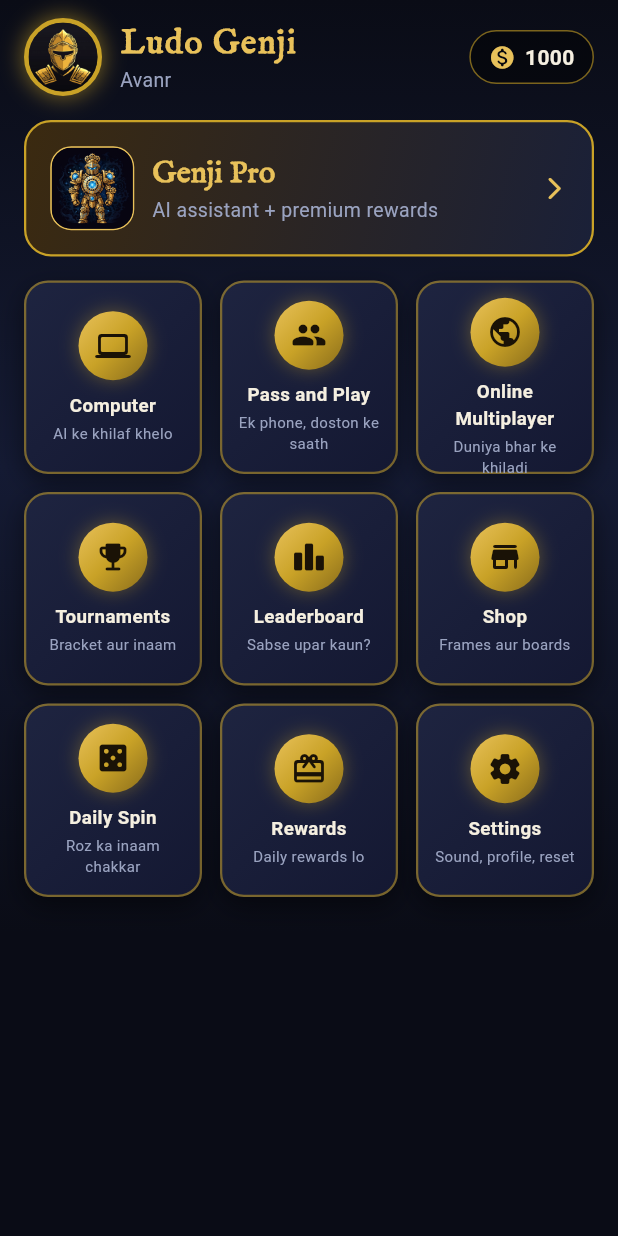
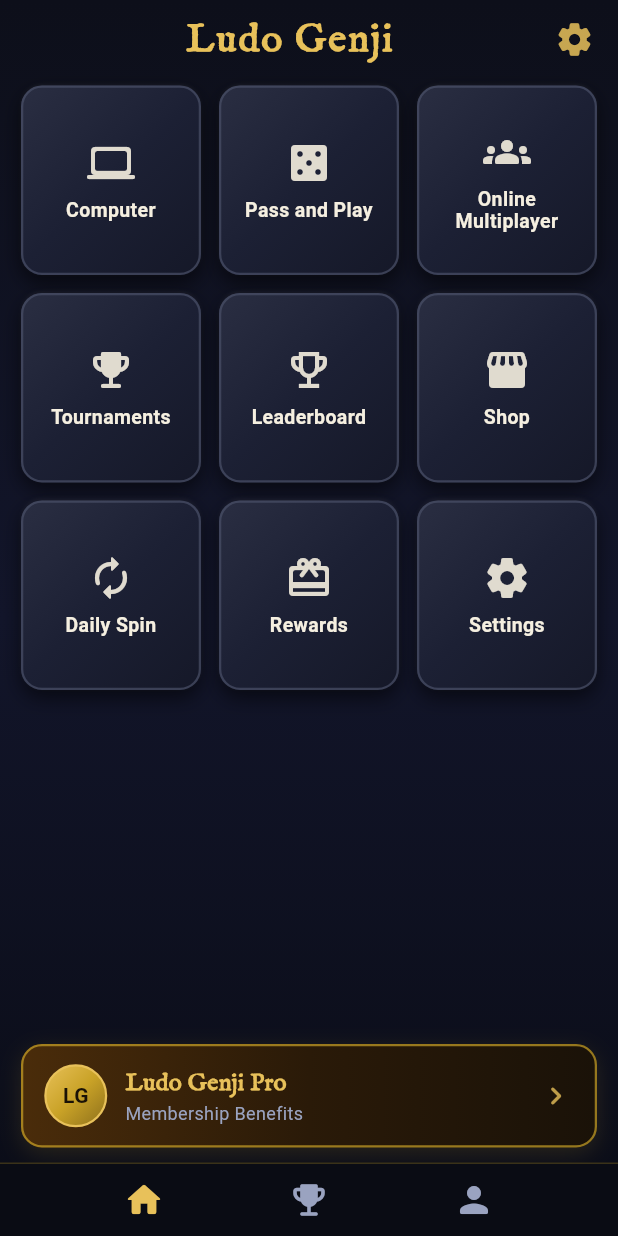
Before and after one commit to gamxsharma305-png/Ludogmax, a Flutter app: the MainHubScreen screen opened directly, on a phone screen of 412 x 824 dp. Run offline on Flutter 3.47's test engine with Material 3 defaults, Android fonts, the phone set to English and light mode, and no system bars; our stand-ins replace audioplayers, shared_preferences; accounts and stored records are empty.

Commit message:
UI: Main Hub redesigned to match reference stone-tile grid layout exactly (Pro banner bottom, bottom nav)

```diff
--- a/lib/screens/main_hub_screen.dart
+++ b/lib/screens/main_hub_screen.dart
@@ -1,6 +1,7 @@
 import 'package:flutter/material.dart';
 import '../theme/genji_theme.dart';
 import '../services/store.dart';
+import '../services/sound_service.dart';
 import '../widgets/genji_widgets.dart';
 import 'player_selection_screen.dart';
 import 'avatar_screen.dart';
@@ -13,7 +14,7 @@
 import 'settings_screen.dart';
 import 'online_screen.dart';
 
-/// The Ludo Genji Main Hub — central control for all modes.
+/// The Ludo Genji Main Hub — reference layout: stone tiles + Pro banner.
 class MainHubScreen extends StatefulWidget {
   const MainHubScreen({super.key});
 
@@ -22,189 +23,230 @@
 }
 
 class _MainHubScreenState extends State<MainHubScreen> {
+  int _bottomIndex = 0;
+
   @override
   Widget build(BuildContext context) {
-    final store = GameStore();
     final tiles = [
-      _Tile('Computer', Icons.computer_rounded,
-          'AI ke khilaf khelo', () {
+      _Tile('Computer', Icons.computer_rounded, () {
         _go(const PlayerSelectionScreen(vsComputer: true));
       }),
-      _Tile('Pass and Play', Icons.people_rounded,
-          'Ek phone, doston ke saath', () {
+      _Tile('Pass and Play', Icons.casino_rounded, () {
         _go(const PlayerSelectionScreen(vsComputer: false));
       }),
-      _Tile('Online Multiplayer', Icons.public_rounded,
-          'Duniya bhar ke khiladi', () {
+      _Tile('Online\nMultiplayer', Icons.groups_rounded, () {
         _go(const OnlineScreen());
       }),
-      _Tile('Tournaments', Icons.emoji_events_rounded,
-          'Bracket aur inaam', () {
+      _Tile('Tournaments', Icons.emoji_events_rounded, () {
         _go(const TournamentsScreen());
       }),
-      _Tile('Leaderboard', Icons.leaderboard_rounded,
-          'Sabse upar kaun?', () {
+      _Tile('Leaderboard', Icons.emoji_events_outlined, () {
         _go(const StatsScreen());
       }),
-      _Tile('Shop', Icons.store_rounded, 'Frames aur boards',
-          () {
+      _Tile('Shop', Icons.storefront_rounded, () {
         _go(const ShopScreen());
       }),
-      _Tile('Daily Spin', Icons.casino_rounded,
-          'Roz ka inaam chakkar', () {
+      _Tile('Daily Spin', Icons.autorenew_rounded, () {
         _go(const SpinScreen());
       }),
-      _Tile('Rewards', Icons.card_giftcard_rounded,
-          'Daily rewards lo', () {
+      _Tile('Rewards', Icons.card_giftcard_rounded, () {
         _go(const RewardsScreen());
       }),
-      _Tile('Settings', Icons.settings_rounded,
-          'Sound, profile, reset', () {
+      _Tile('Settings', Icons.settings_rounded, () {
         _go(const SettingsScreen());
       }),
     ];
 
     return Scaffold(
+      backgroundColor: const Color(0xFF0D0F1A),
       body: Container(
-        decoration: BoxDecoration(gradient: GenjiTheme.bgGradient),
+        decoration: const BoxDecoration(
+          gradient: LinearGradient(
+            begin: Alignment.topCenter,
+            end: Alignment.bottomCenter,
+            colors: [
+              Color(0xFF0D0F1A),
+              Color(0xFF12152A),
+              Color(0xFF0A0C16),
+            ],
+          ),
+        ),
         child: SafeArea(
           bottom: false,
-          child: SingleChildScrollView(
-            padding: const EdgeInsets.fromLTRB(16, 12, 16, 24),
-            child: Column(
-              crossAxisAlignment: CrossAxisAlignment.stretch,
-              children: [
-                // top bar
-                Row(
+          child: Column(
+            children: [
+              // Top title bar
+              Padding(
+                padding: const EdgeInsets.fromLTRB(16, 8, 16, 4),
+                child: Row(
                   children: [
-                    GestureDetector(
-                      onTap: () => _go(const AvatarScreen())
-                          .then((_) => setState(() {})),
-                      child: AvatarCircle(
-                        avatarIndex: store.avatarIndex,
-                        frameIndex: store.frameIndex,
-                        size: 52,
+                    const Spacer(),
+                    Text(
+                      'Ludo Genji',
+                      style: GenjiTheme.titleGold.copyWith(
+                        fontSize: 26,
+                        letterSpacing: 1.4,
                       ),
                     ),
-                    const SizedBox(width: 12),
-                    Expanded(
-                      child: Column(
-                        crossAxisAlignment:
-                            CrossAxisAlignment.start,
-                        children: [
-                          Text(
-                            'Ludo Genji',
-                            style: GenjiTheme.titleGold
-                                .copyWith(fontSize: 22),
-                          ),
-                          Text(
-                            store.username,
-                            style: GenjiTheme.bodyMuted,
-                          ),
-                        ],
+                    const Spacer(),
+                    GestureDetector(
+                      onTap: () => _go(const SettingsScreen()),
+                      child: Icon(
+                        Icons.settings_rounded,
+                        color: GenjiTheme.goldLight.withOpacity(0.85),
+                        size: 26,
                       ),
                     ),
-                    CoinPill(coins: store.coins),
                   ],
                 ),
-                const SizedBox(height: 16),
-                // Genji Pro banner
-                GestureDetector(
-                  onTap: () =>
-                      _go(const ProScreen()).then((_) => setState(() {})),
-                  child: Container(
-                    padding: const EdgeInsets.all(16),
-                    decoration: BoxDecoration(
-                      gradient: const LinearGradient(
-                        begin: Alignment.topLeft,
-                        end: Alignment.bottomRight,
-                        colors: [
-                          Color(0xFF3B2A10),
-                          Color(0xFF1A2038)
-                        ],
+              ),
+              const SizedBox(height: 8),
+              // 3x3 stone grid
+              Expanded(
+                child: Padding(
+                  padding: const EdgeInsets.symmetric(horizontal: 14),
+                  child: GridView.builder(
+                    physics: const NeverScrollableScrollPhysics(),
+                    gridDelegate:
+                        const SliverGridDelegateWithFixedCrossAxisCount(
+                      crossAxisCount: 3,
+                      mainAxisSpacing: 12,
+                      crossAxisSpacing: 12,
+                      childAspectRatio: 0.95,
+                    ),
+                    itemCount: tiles.length,
+                    itemBuilder: (_, i) => _stoneTile(tiles[i]),
+                  ),
+                ),
+              ),
+              // Pro membership banner
+              GestureDetector(
+                onTap: () =>
+                    _go(const ProScreen()).then((_) => setState(() {})),
+                child: Container(
+                  margin: const EdgeInsets.fromLTRB(14, 4, 14, 10),
+                  padding: const EdgeInsets.symmetric(
+                      horizontal: 14, vertical: 12),
+                  decoration: BoxDecoration(
+                    gradient: const LinearGradient(
+                      colors: [
+                        Color(0xFF4A2C0A),
+                        Color(0xFF2A1A08),
+                        Color(0xFF1A1208),
+                      ],
+                    ),
+                    borderRadius: BorderRadius.circular(14),
+                    border: Border.all(
+                      color: GenjiTheme.gold.withOpacity(0.7),
+                      width: 1.5,
+                    ),
+                    boxShadow: [
+                      BoxShadow(
+                        color: GenjiTheme.gold.withOpacity(0.15),
+                        blurRadius: 12,
+                        offset: const Offset(0, 4),
                       ),
-                      borderRadius: BorderRadius.circular(18),
-                      border: Border.all(
-                          color: GenjiTheme.gold, width: 1.5),
-                    ),
-                    child: Row(
-                      children: [
-                        Container(
-                          width: 56,
-                          height: 56,
-                          decoration: BoxDecoration(
-                            borderRadius:
-                                BorderRadius.circular(14),
-                            border: Border.all(
-                                color: GenjiTheme.goldLight),
-                          ),
-                          child: ClipRRect(
-                            borderRadius:
-                                BorderRadius.circular(13),
-                            child: Image.asset(
-                              'assets/pro/genji_pro_knight.png',
-                              fit: BoxFit.cover,
-                              errorBuilder: (_, __, ___) =>
-                                  const Icon(
-                                      Icons
-                                          .auto_awesome_rounded,
-                                      color:
-                                          GenjiTheme.goldLight,
-                                      size: 30),
+                    ],
+                  ),
+                  child: Row(
+                    children: [
+                      Container(
+                        width: 42,
+                        height: 42,
+                        decoration: BoxDecoration(
+                          shape: BoxShape.circle,
+                          gradient: GenjiTheme.goldGradient,
+                          border: Border.all(
+                              color: GenjiTheme.goldLight, width: 1.5),
+                        ),
+                        child: const Center(
+                          child: Text(
+                            'LG',
+                            style: TextStyle(
+                              color: Color(0xFF1A1206),
+                              fontWeight: FontWeight.bold,
+                              fontSize: 14,
                             ),
                           ),
                         ),
-                        const SizedBox(width: 12),
-                        const Expanded(
-                          child: Column(
-                            crossAxisAlignment:
-                                CrossAxisAlignment.start,
-                            children: [
-                              Text(
-                                'Genji Pro',
-                                style: TextStyle(
-                                  fontFamily:
-                                      GenjiTheme.fontFell,
-                                  color: GenjiTheme.goldLight,
-                                  fontSize: 20,
-                                  fontWeight: FontWeight.bold,
-                                ),
+                      ),
+                      const SizedBox(width: 12),
+                      Expanded(
+                        child: Column(
+                          crossAxisAlignment: CrossAxisAlignment.start,
+                          children: [
+                            Text(
+                              'Ludo Genji Pro',
+                              style: TextStyle(
+                                fontFamily: GenjiTheme.fontFell,
+                                color: GenjiTheme.goldLight,
+                                fontSize: 16,
+                                fontWeight: FontWeight.bold,
                               ),
-                              Text(
-                                'AI assistant + premium rewards',
-                                style: GenjiTheme.bodyMuted,
-                              ),
-                            ],
-                          ),
+                            ),
+                            Text(
+                              'Membership Benefits',
+                              style: GenjiTheme.bodyMuted
+                                  .copyWith(fontSize: 12),
+                            ),
+                          ],
                         ),
-                        const Icon(
-                            Icons.arrow_forward_ios_rounded,
-                            color: GenjiTheme.goldLight,
-                            size: 18),
-                      ],
+                      ),
+                      Icon(
+                        Icons.chevron_right_rounded,
+                        color: GenjiTheme.goldLight.withOpacity(0.8),
+                      ),
+                    ],
+                  ),
+                ),
+              ),
+              // Bottom navigation
+              Container(
+                padding: const EdgeInsets.symmetric(vertical: 10),
+                decoration: BoxDecoration(
+                  color: const Color(0xFF0A0C14),
+                  border: Border(
+                    top: BorderSide(
+                      color: GenjiTheme.gold.withOpacity(0.25),
+                      width: 1,
                     ),
                   ),
                 ),
-                const SizedBox(height: 16),
-                // 3x3 grid
-                GridView.builder(
-                  shrinkWrap: true,
-                  physics: const NeverScrollableScrollPhysics(),
-                  gridDelegate:
-                      const SliverGridDelegateWithFixedCrossAxisCount(
-                    crossAxisCount: 3,
-                    mainAxisSpacing: 12,
-                    crossAxisSpacing: 12,
-                    childAspectRatio: 0.92,
+                child: SafeArea(
+                  top: false,
+                  child: Row(
+                    mainAxisAlignment: MainAxisAlignment.spaceEvenly,
+                    children: [
+                      _navItem(Icons.home_rounded, 0, () {}),
+                      _navItem(Icons.emoji_events_rounded, 1, () {
+                        _go(const TournamentsScreen());
+                      }),
+                      _navItem(Icons.person_rounded, 2, () {
+                        _go(const AvatarScreen())
+                            .then((_) => setState(() {}));
+                      }),
+                    ],
                   ),
-                  itemCount: tiles.length,
-                  itemBuilder: (_, i) =>
-                      _hubTile(context, tiles[i]),
                 ),
-              ],
-            ),
+              ),
+            ],
           ),
         ),
+      ),
+    );
+  }
+
+  Widget _navItem(IconData icon, int index, VoidCallback onTap) {
+    final active = _bottomIndex == index;
+    return GestureDetector(
+      onTap: () {
+        setState(() => _bottomIndex = index);
+        onTap();
+      },
+      child: Icon(
+        icon,
+        color: active ? GenjiTheme.goldLight : GenjiTheme.muted,
+        size: 28,
       ),
     );
   }
@@ -214,30 +256,49 @@
         .push(MaterialPageRoute(builder: (_) => page));
   }
 
-  Widget _hubTile(BuildContext context, _Tile tile) {
+  /// Stone-textured tile matching the reference screenshots.
+  Widget _stoneTile(_Tile tile) {
     return GestureDetector(
-      onTap: tile.onTap,
-      child: OrnateCard(
-        padding: const EdgeInsets.all(10),
-        radius: 16,
+      onTap: () {
+        SoundService().play('click');
+        tile.onTap();
+      },
+      child: Container(
+        decoration: BoxDecoration(
+          borderRadius: BorderRadius.circular(14),
+          gradient: const LinearGradient(
+            begin: Alignment.topLeft,
+            end: Alignment.bottomRight,
+            colors: [
+              Color(0xFF2A2E42),
+              Color(0xFF1C2034),
+              Color(0xFF151828),
+            ],
+          ),
+          border: Border.all(
+            color: const Color(0xFF4A5068).withOpacity(0.7),
+            width: 1.5,
+          ),
+          boxShadow: [
+            BoxShadow(
+              color: Colors.black.withOpacity(0.55),
+              blurRadius: 10,
+              offset: const Offset(0, 5),
+            ),
+            BoxShadow(
+              color: Colors.white.withOpacity(0.04),
+              blurRadius: 1,
+              offset: const Offset(0, -1),
+            ),
+          ],
+        ),
         child: Column(
           mainAxisAlignment: MainAxisAlignment.center,
           children: [
-            Container(
-              width: 46,
-              height: 46,
-              decoration: BoxDecoration(
-                shape: BoxShape.circle,
-                gradient: GenjiTheme.goldGradient,
-                boxShadow: [
-                  BoxShadow(
-                    color: GenjiTheme.gold.withOpacity(0.4),
-                    blurRadius: 10,
-                  ),
-                ],
-              ),
-              child: Icon(tile.icon,
-                  color: const Color(0xFF1A1206), size: 24),
+            Icon(
+              tile.icon,
+              color: GenjiTheme.parchment.withOpacity(0.9),
+              size: 32,
             ),
             const SizedBox(height: 8),
             Text(
@@ -245,18 +306,10 @@
               textAlign: TextAlign.center,
               style: const TextStyle(
                 color: GenjiTheme.parchment,
-                fontWeight: FontWeight.bold,
-                fontSize: 12.5,
+                fontWeight: FontWeight.w600,
+                fontSize: 13,
+                height: 1.15,
               ),
-            ),
-            const SizedBox(height: 2),
-            Text(
-              tile.subtitle,
-              textAlign: TextAlign.center,
-              maxLines: 2,
-              overflow: TextOverflow.ellipsis,
-              style: const TextStyle(
-                  color: GenjiTheme.muted, fontSize: 10),
             ),
           ],
         ),
@@ -268,7 +321,6 @@
 class _Tile {
   final String title;
   final IconData icon;
-  final String subtitle;
   final VoidCallback onTap;
-  _Tile(this.title, this.icon, this.subtitle, this.onTap);
+  _Tile(this.title, this.icon, this.onTap);
 }
```
